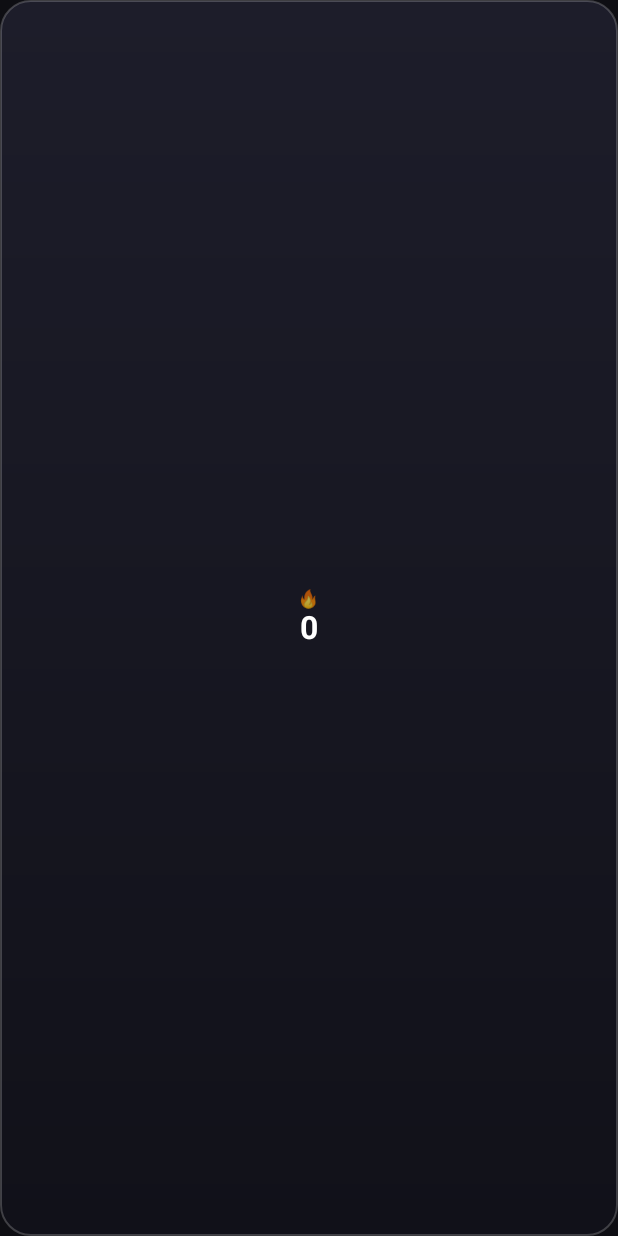
After one commit to kirillworking2008-lab/report, an Android app built with Jetpack Compose: the layout widget_streak.xml on its own in the app's theme, with its tools: preview values and no code run, on a phone screen of 412 x 824 dp. The commit adds this screen. Run offline under Robolectric (Android 15) with nearby library versions, the phone set to English and light mode, and no system bars.

Commit message:
Add 1x1 home-screen streak widget with auto-refresh (midnight alarm, data changes, boot)
Co-authored-by: arena-agent <297053741+arena-agent@users.noreply.github.com>

```diff
--- a/app/src/main/java/com/sterzhen/app/data/db/AppDatabase.kt
+++ b/app/src/main/java/com/sterzhen/app/data/db/AppDatabase.kt
@@ -70,6 +70,9 @@ interface PrincipleDao {
     @Query("SELECT * FROM principle_meta")
     suspend fun metaOnce(): List<PrincipleMetaEntity>
 
+    @Query("SELECT * FROM principle_slips")
+    suspend fun slipsOnce(): List<PrincipleSlipEntity>
+
     @Insert(onConflict = OnConflictStrategy.REPLACE)
     suspend fun upsertSlip(slip: PrincipleSlipEntity)
 
--- /dev/null
+++ b/app/src/main/res/drawable/widget_bg.xml
@@ -0,0 +1,12 @@
+<?xml version="1.0" encoding="utf-8"?>
+<shape xmlns:android="http://schemas.android.com/apk/res/android"
+    android:shape="rectangle">
+    <corners android:radius="20dp" />
+    <gradient
+        android:angle="270"
+        android:startColor="#1D1D2A"
+        android:endColor="#111119" />
+    <stroke
+        android:width="1dp"
+        android:color="#33FFFFFF" />
+</shape>
--- /dev/null
+++ b/app/src/main/res/layout/widget_streak.xml
@@ -0,0 +1,30 @@
+<?xml version="1.0" encoding="utf-8"?>
+<LinearLayout xmlns:android="http://schemas.android.com/apk/res/android"
+    android:id="@+id/widget_root"
+    android:layout_width="match_parent"
+    android:layout_height="match_parent"
+    android:orientation="vertical"
+    android:gravity="center"
+    android:background="@drawable/widget_bg"
+    android:padding="6dp">
+
+    <TextView
+        android:id="@+id/widget_flame"
+        android:layout_width="wrap_content"
+        android:layout_height="wrap_content"
+        android:includeFontPadding="false"
+        android:text="🔥"
+        android:textSize="12sp" />
+
+    <TextView
+        android:id="@+id/widget_number"
+        android:layout_width="wrap_content"
+        android:layout_height="wrap_content"
+        android:includeFontPadding="false"
+        android:text="0"
+        android:textColor="#FFFFFF"
+        android:textSize="21sp"
+        android:textStyle="bold"
+        android:maxLines="1" />
+
+</LinearLayout>
--- a/app/src/main/res/values/strings.xml
+++ b/app/src/main/res/values/strings.xml
@@ -1,3 +1,5 @@
 <resources>
     <string name="app_name">Стержень</string>
+    <string name="widget_label">Огонёк</string>
+    <string name="widget_description">Лучшая серия без срывов — обновляется сама</string>
 </resources>
```
Also changed, not shown: app/src/main/AndroidManifest.xml (+24 -0 lines), app/src/main/java/com/sterzhen/app/MainActivity.kt (+9 -1 lines), app/src/main/java/com/sterzhen/app/ui/AppViewModel.kt (+26 -7 lines), app/src/main/java/com/sterzhen/app/widget/BootReceiver.kt (added, +15 -0 lines), app/src/main/java/com/sterzhen/app/widget/StreakWidget.kt (added, +128 -0 lines), app/src/main/java/com/sterzhen/app/widget/StreakWidgetProvider.kt (added, +37 -0 lines), app/src/main/res/xml/streak_widget_info.xml (added, +12 -0 lines), 2 other files.
